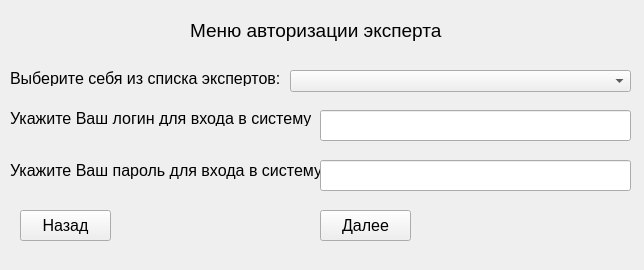
First picture: the form in Authorization_expert.ui, repository arbuzov751/Gui_for_diplom, before the edit.
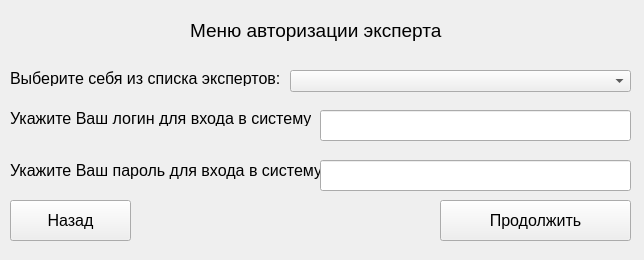
Second picture: the form after the edit.

Patch:
```diff
--- a/Authorization_expert.ui
+++ b/Authorization_expert.ui
@@ -7,7 +7,7 @@
     <x>0</x>
     <y>0</y>
     <width>644</width>
-    <height>270</height>
+    <height>260</height>
    </rect>
   </property>
   <property name="windowTitle">
@@ -112,10 +112,10 @@
    <widget class="QPushButton" name="pushButton_exit">
     <property name="geometry">
      <rect>
-      <x>20</x>
-      <y>210</y>
-      <width>91</width>
-      <height>31</height>
+      <x>10</x>
+      <y>200</y>
+      <width>121</width>
+      <height>41</height>
      </rect>
     </property>
     <property name="font">
@@ -131,10 +131,10 @@
    <widget class="QPushButton" name="pushButton_next">
     <property name="geometry">
      <rect>
-      <x>320</x>
-      <y>210</y>
-      <width>91</width>
-      <height>31</height>
+      <x>440</x>
+      <y>200</y>
+      <width>191</width>
+      <height>41</height>
      </rect>
     </property>
     <property name="font">
@@ -144,7 +144,7 @@
      </font>
     </property>
     <property name="text">
-     <string>Далее</string>
+     <string>Продолжить</string>
     </property>
    </widget>
    <widget class="QComboBox" name="comboBox_select_expert">
```
Left out of the diff: 10 changed lines with no effect on the pictures.
